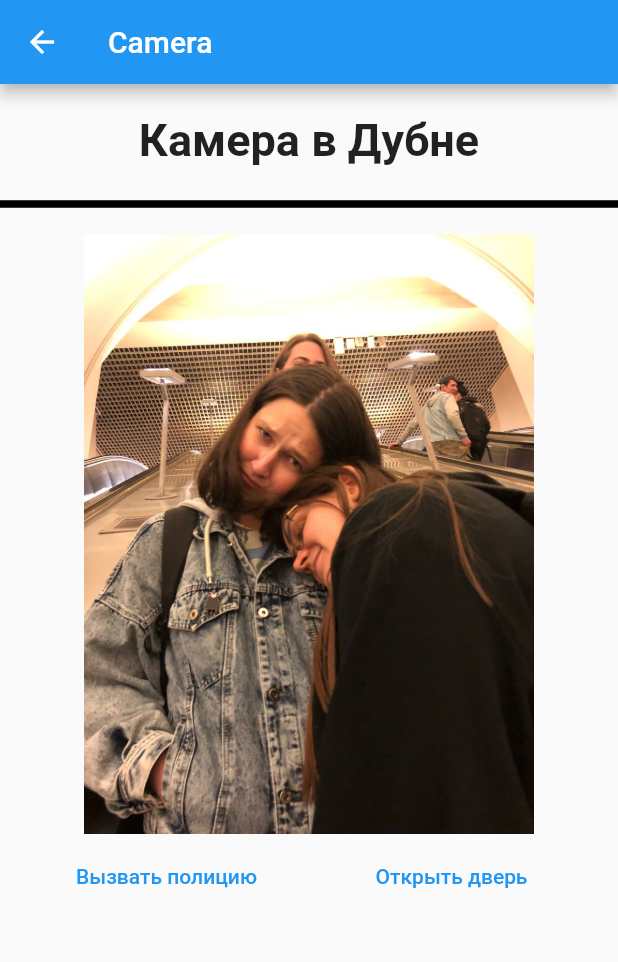
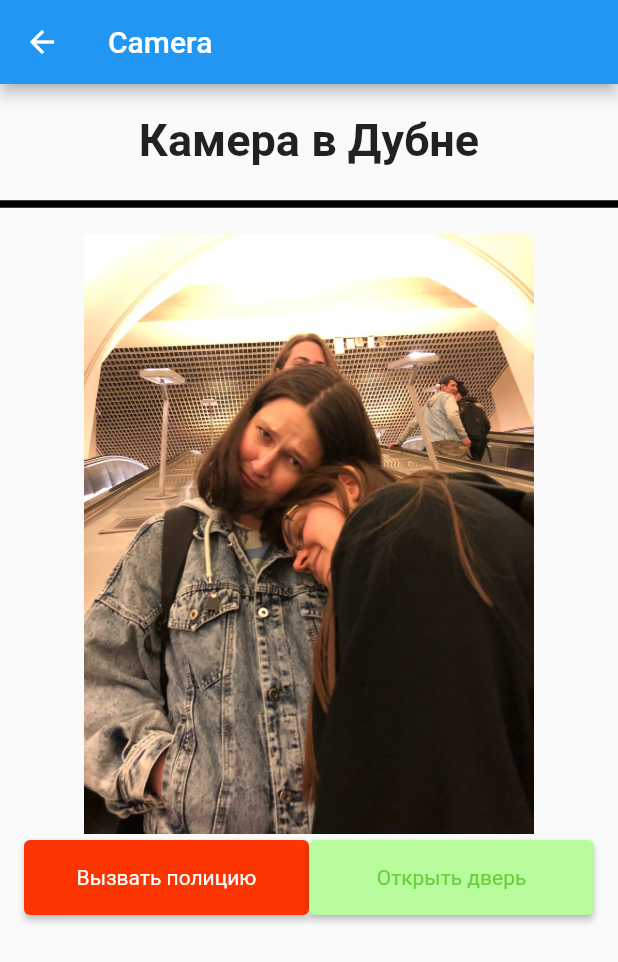
Before and after one commit to DbnStr/Remote-Camera-Vision, a Flutter app: the SecondPage screen opened directly, on a phone screen of 412 x 824 dp. Shown: the top 962 px of the screen. Run offline on Flutter 3.47's test engine with Material 2 defaults, Android fonts, the phone set to English and light mode, and no system bars.

Commit message:
add colored buttons

```diff
--- a/rcv_mobile_app/lib/main.dart
+++ b/rcv_mobile_app/lib/main.dart
@@ -99,8 +99,27 @@ class SecondPage extends StatelessWidget {
               //contentPadding: EdgeInsets.all(<some value here>),//change for side padding
               title: Row(
                 children: <Widget>[
-                  Expanded(child: TextButton(onPressed: () {},child: Text("Вызвать полицию"))),
-                  Expanded(child: TextButton(onPressed: () {},child: Text("Открыть дверь"))),
+                  Expanded(child: ElevatedButton(
+                    child: Text('Вызвать полицию'),
+                    onPressed: () {},
+                    style: ButtonStyle(
+                        backgroundColor: MaterialStateProperty.all(Color(0xFFFC3503)),
+                        padding: MaterialStateProperty.all(EdgeInsets.all(10)),
+                        minimumSize: MaterialStateProperty.all(Size(200, 50)),
+                        maximumSize: MaterialStateProperty.all(Size(200, 50)),
+                        textStyle: MaterialStateProperty.all(TextStyle(fontSize: 14))),
+                  )),
+                  Expanded(child: ElevatedButton(
+                    child: Text('Открыть дверь'),
+                    onPressed: () {},
+                    style: ButtonStyle(
+                        backgroundColor: MaterialStateProperty.all(Color(0xFFB9FC9D)),
+                        foregroundColor: MaterialStateProperty.all(Color(0xFF67CF3C)),
+                        padding: MaterialStateProperty.all(EdgeInsets.all(10)),
+                        minimumSize: MaterialStateProperty.all(Size(200, 50)),
+                        maximumSize: MaterialStateProperty.all(Size(200, 50)),
+                        textStyle: MaterialStateProperty.all(TextStyle(fontSize: 14))),
+                  )),
                 ],
               ),
             ),
```
